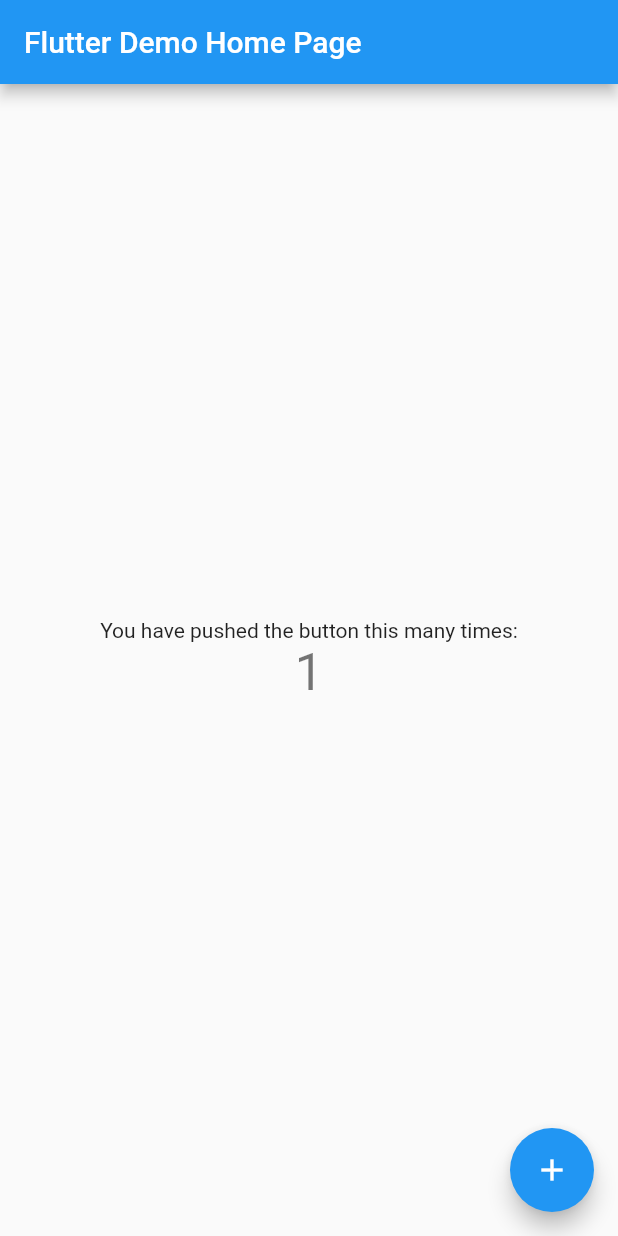
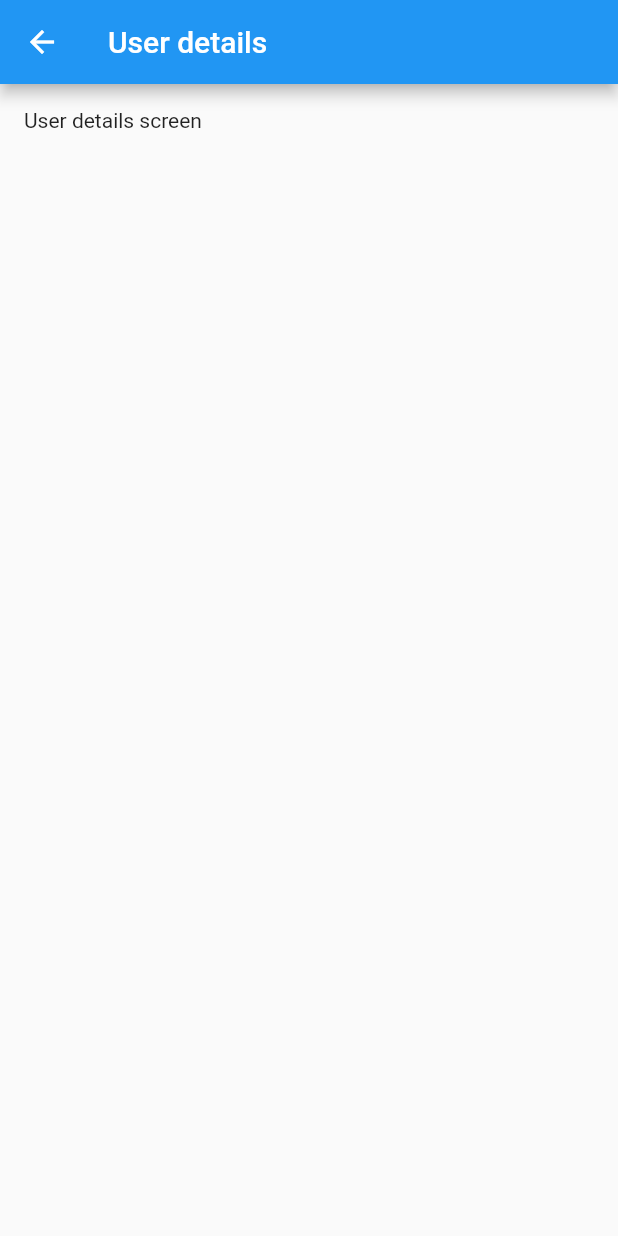
Before and after one commit to MasterKiller1239/Flutter-git-app, a Flutter app: the screen it shows after launch, after a tap on the "add" icon, on a phone screen of 412 x 824 dp. Run offline on Flutter 3.47's test engine with Material 2 defaults, Android fonts, the phone set to English and light mode, and no system bars.

Commit message:
Add initial app schema

```diff
--- a/gitapp/lib/main.dart
+++ b/gitapp/lib/main.dart
@@ -1,4 +1,5 @@
 import 'package:flutter/material.dart';
+import 'package:gitapp/user_details/user_details.dart';
 
 void main() {
   runApp(MyApp());
@@ -104,7 +105,14 @@ class _MyHomePageState extends State<MyHomePage> {
         ),
       ),
       floatingActionButton: FloatingActionButton(
-        onPressed: _incrementCounter,
+        onPressed: () {
+          Navigator.push(
+            context,
+            MaterialPageRoute(
+              builder: (context) => DetailScreen(),
+            ),
+          );
+        },
         tooltip: 'Increment',
         child: Icon(Icons.add),
       ), // This trailing comma makes auto-formatting nicer for build methods.
--- /dev/null
+++ b/gitapp/lib/user_details/user_details.dart
@@ -0,0 +1,22 @@
+import 'package:flutter/material.dart';
+
+class DetailScreen extends StatelessWidget {
+  // Declare a field that holds the Todo
+
+  // In the constructor, require a Todo
+
+
+  @override
+  Widget build(BuildContext context) {
+    // Use the Todo to create our UI
+    return Scaffold(
+      appBar: AppBar(
+        title: Text("User details"),
+      ),
+      body: Padding(
+        padding: EdgeInsets.all(16.0),
+        child: Text("User details screen"),
+      ),
+    );
+  }
+}
```
